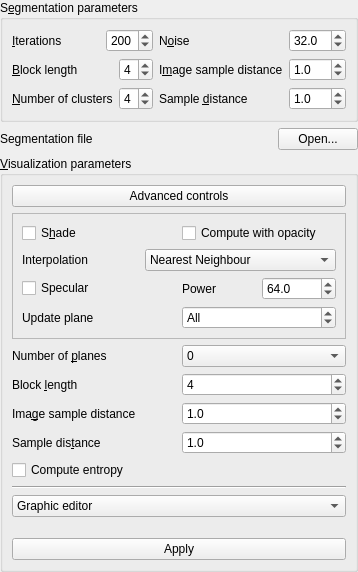
starviewer-medical/starviewer, file starviewer/src/extensions/playground/optimalviewpoint/optimalviewpointinputparametersformbase.ui: the form before one commit.
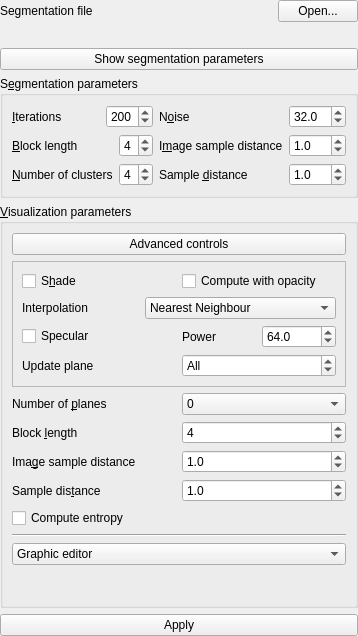
The form after the commit. Custom widgets are drawn as their Qt base class.

What changed in the file:
```diff
--- a/starviewer/src/extensions/playground/optimalviewpoint/optimalviewpointinputparametersformbase.ui
+++ b/starviewer/src/extensions/playground/optimalviewpoint/optimalviewpointinputparametersformbase.ui
@@ -6,7 +6,7 @@
     <x>0</x>
     <y>0</y>
     <width>351</width>
-    <height>572</height>
+    <height>636</height>
    </rect>
   </property>
   <layout class="QVBoxLayout" >
@@ -16,6 +16,54 @@
    <property name="spacing" >
     <number>6</number>
    </property>
+   <item>
+    <layout class="QHBoxLayout" >
+     <property name="margin" >
+      <number>0</number>
+     </property>
+     <property name="spacing" >
+      <number>6</number>
+     </property>
+     <item>
+      <widget class="QLabel" name="m_segmentationFileLabel" >
+       <property name="sizePolicy" >
+        <sizepolicy>
+         <hsizetype>5</hsizetype>
+         <vsizetype>5</vsizetype>
+         <horstretch>1</horstretch>
+         <verstretch>0</verstretch>
+        </sizepolicy>
+       </property>
+       <property name="toolTip" >
+        <string>Segmentation file</string>
+       </property>
+       <property name="text" >
+        <string>Segmentation file</string>
+       </property>
+      </widget>
+     </item>
+     <item>
+      <widget class="QPushButton" name="m_openSegmentationFilePushButton" >
+       <property name="text" >
+        <string>Open...</string>
+       </property>
+      </widget>
+     </item>
+    </layout>
+   </item>
+   <item>
+    <widget class="QLabel" name="m_numberOfClustersLabel" />
+   </item>
+   <item>
+    <widget class="QPushButton" name="m_segmentationParametersPushButton" >
+     <property name="text" >
+      <string>Show segmentation parameters</string>
+     </property>
+     <property name="checkable" >
+      <bool>true</bool>
+     </property>
+    </widget>
+   </item>
    <item>
     <widget class="QGroupBox" name="m_groupBoxSegmentation" >
      <property name="title" >
@@ -310,38 +358,6 @@
      </layout>
     </widget>
    </item>
-   <item>
-    <layout class="QHBoxLayout" >
-     <property name="margin" >
-      <number>0</number>
-     </property>
-     <property name="spacing" >
-      <number>6</number>
-     </property>
-     <item>
-      <widget class="QLabel" name="m_segmentationFileLabel" >
-       <property name="sizePolicy" >
-        <sizepolicy>
-         <hsizetype>5</hsizetype>
-         <vsizetype>5</vsizetype>
-         <horstretch>1</horstretch>
-         <verstretch>0</verstretch>
-        </sizepolicy>
-       </property>
-       <property name="text" >
-        <string>Segmentation file</string>
-       </property>
-      </widget>
-     </item>
-     <item>
-      <widget class="QPushButton" name="m_openSegmentationFilePushButton" >
-       <property name="text" >
-        <string>Open...</string>
-       </property>
-      </widget>
-     </item>
-    </layout>
-   </item>
    <item>
     <widget class="QGroupBox" name="m_groupBoxVisualization" >
      <property name="sizePolicy" >
@@ -786,16 +802,16 @@
         </widget>
        </widget>
       </item>
-      <item>
-       <widget class="QPushButton" name="m_applyPushButton" >
-        <property name="text" >
-         <string>Apply</string>
-        </property>
-       </widget>
-      </item>
      </layout>
     </widget>
    </item>
+   <item>
+    <widget class="QPushButton" name="m_applyPushButton" >
+     <property name="text" >
+      <string>Apply</string>
+     </property>
+    </widget>
+   </item>
   </layout>
  </widget>
  <customwidgets>
```
Left out of the diff: 32 changed lines with no effect on the pictures.
